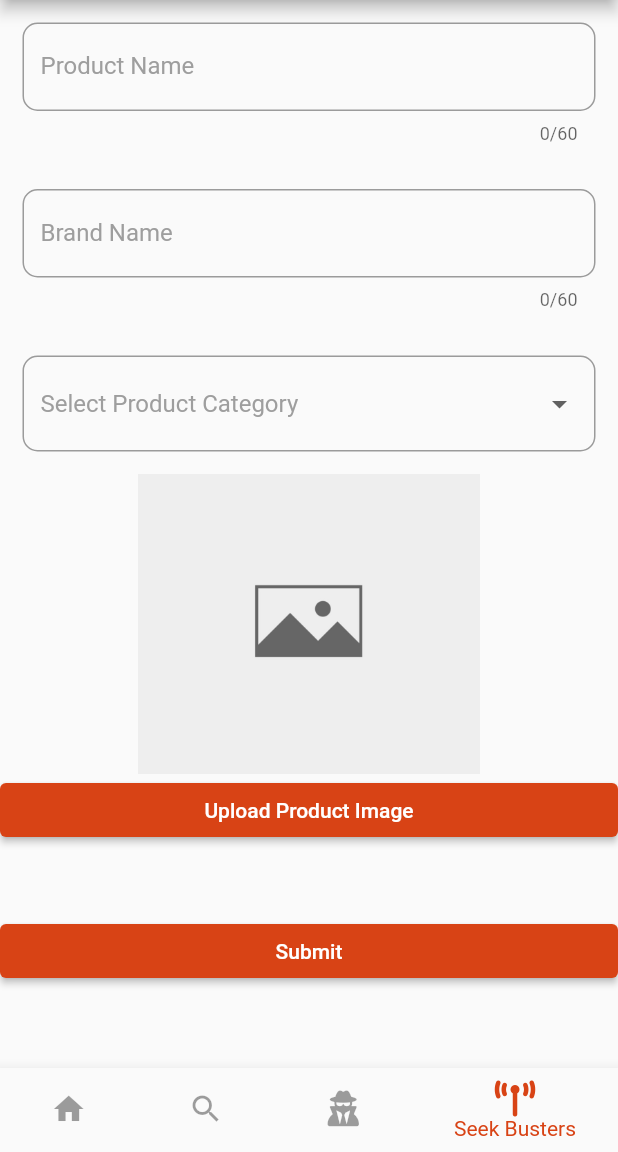
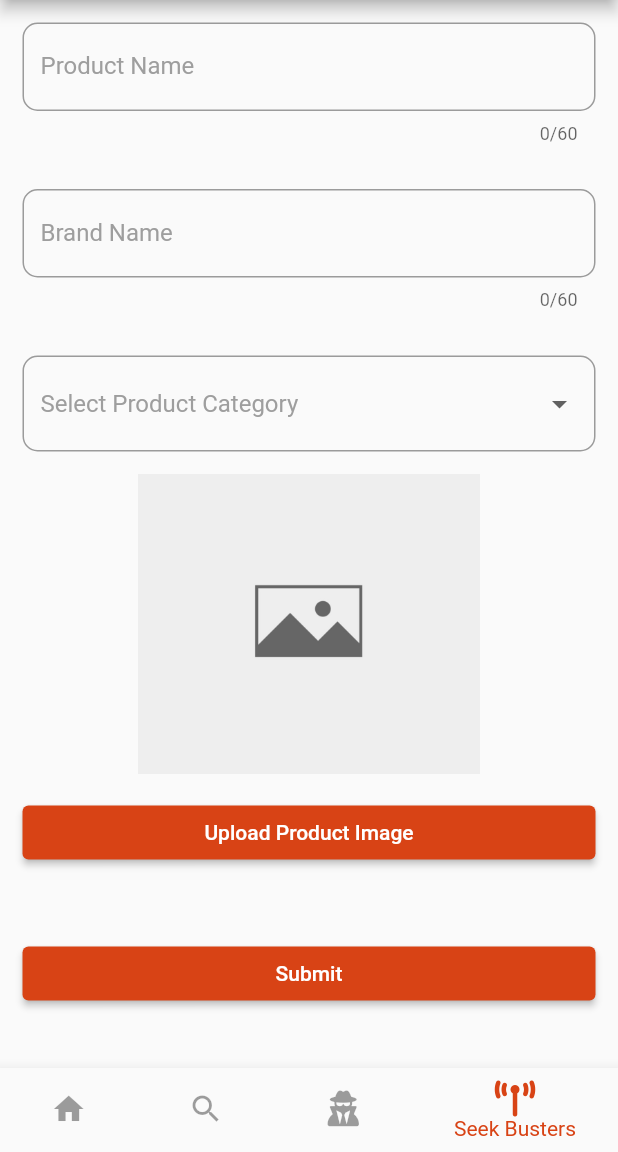
Before and after one commit to walidwalid23/FakeBusters, a Flutter app: the screen it shows after launch, swiped to page 4, on a phone screen of 412 x 824 dp, the part 84-1236 px from its top. Run offline on Flutter 3.47's test engine with Material 2 defaults, Android fonts, the phone set to English and light mode, and no system bars; our stand-ins replace flutter_switch, fluttertoast, font_awesome_flutter, image_picker; missing offline and left inert: regexed_validator.

Commit message:
routes updated

```diff
--- a/lib/main.dart
+++ b/lib/main.dart
@@ -1,6 +1,7 @@
 import 'package:fakebustersapp/models/styles_manager.dart';
 import 'package:fakebustersapp/models/theme_manager.dart';
 import 'package:fakebustersapp/views/Profile.dart';
+import 'package:fakebustersapp/views/edit_post.dart';
 import 'package:fakebustersapp/views/upload_post.dart';
 import 'package:fakebustersapp/views/categories.dart';
 import 'package:fakebustersapp/views/display_post.dart';
@@ -37,6 +38,8 @@ class MyApp extends StatelessWidget {
         '/categories':(context)=> Categories(),
         '/uploadpost':(context)=> UploadPost(),
         '/displaypost':(context)=> DisplayPost(),
+        '/editpost':(context)=> EditPost(),
+
       },
       initialRoute:'/home' ,
     );
--- a/lib/views/upload_post.dart
+++ b/lib/views/upload_post.dart
@@ -101,7 +101,9 @@ class _UploadPostState extends State<UploadPost> {
              ),
               ),
               ProductImage(productImage: productImage,),
-              ElevatedButton(
+              Padding(
+                padding: const EdgeInsets.all(15),
+                child: ElevatedButton(
                   child: const Text('Upload Product Image'),
                   onPressed: () async{
                     final XFile? image = await _picker.pickImage(source: ImageSource.gallery);
@@ -112,15 +114,14 @@ class _UploadPostState extends State<UploadPost> {
                   },
                   style: ElevatedButton.styleFrom(
                       backgroundColor: ColorsManager.themeColor1
-                ), )
+                  ), ),
+              )
               ,
               Center(child: Text(imageValidationError,style: StylesManager.notificationStyle,)),
 
-              SizedBox(height:30),
-
-
-              SizedBox(
-                width: double.infinity,
+                 Padding(
+                   padding: const EdgeInsets.all(15),
+                   child: SizedBox(
                      child: ElevatedButton(
                       onPressed: () {
                         if (_formKey.currentState!.validate() && productImage != null) {
@@ -132,11 +133,16 @@ class _UploadPostState extends State<UploadPost> {
                           });
                         }
                       },
-                  child: const Text('Submit'),
+
+                        child: Text('Submit',),
+
                       style: ElevatedButton.styleFrom(
-                      backgroundColor: ColorsManager.themeColor1
+                          backgroundColor: ColorsManager.themeColor1,
+
                       ), ),
                    ),
+                 ),
+
 
             ],
           ),
```
Lines whose indentation alone changed are shown as unchanged.
